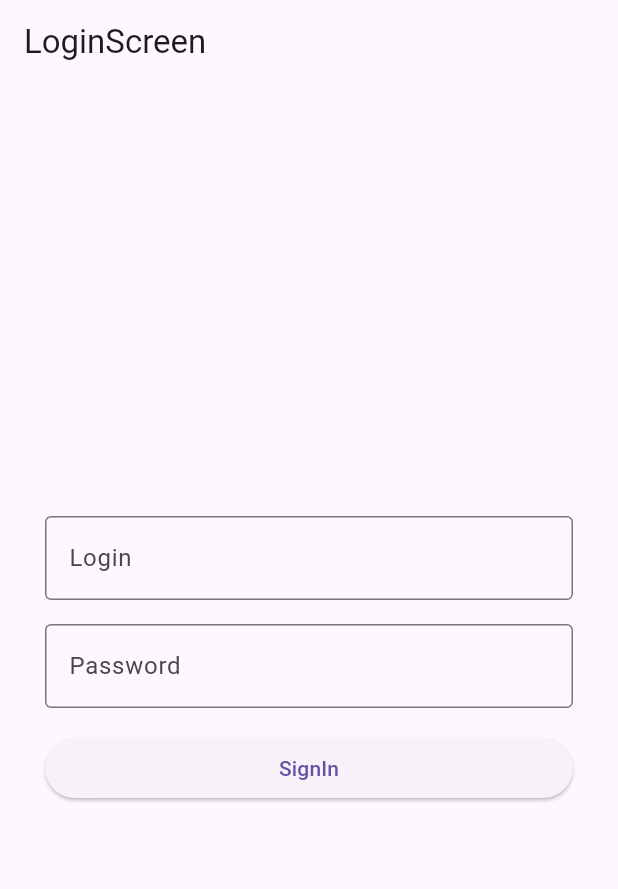
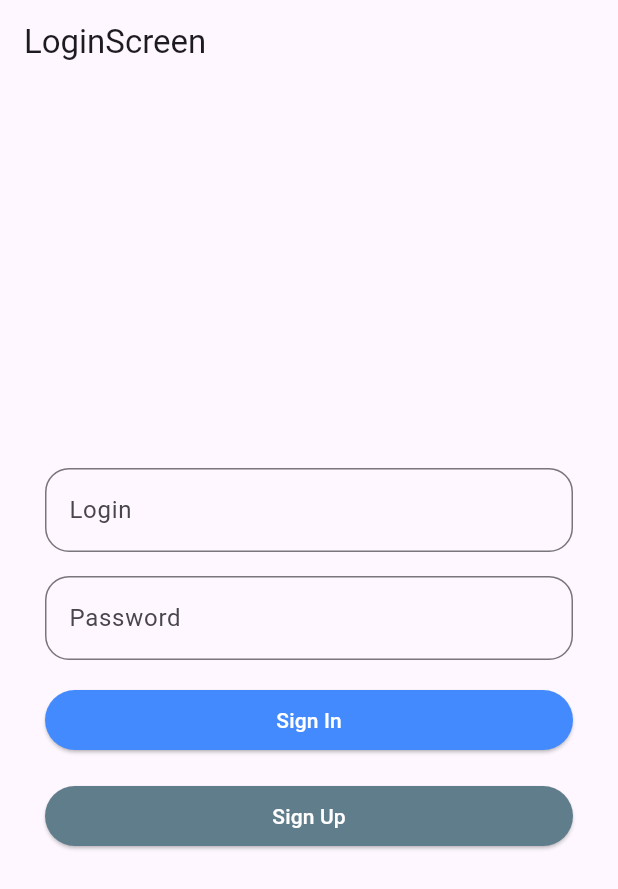
Before and after one commit to mikhailokarpenko/grpc_chat_ui, a Flutter app: the screen it shows after launch, on a phone screen of 412 x 824 dp. Shown: the top 889 px of the screen. Run offline on Flutter 3.47's test engine with Material 3 defaults, Android fonts, the phone set to English and light mode, and no system bars; our stand-ins replace flutter_bloc, freezed_annotation, get_it, injectable; missing offline and left inert: grpc, protobuf; statements that could not run were skipped.

Commit message:
login refactoring

```diff
--- /dev/null
+++ b/lib/app/ui/components/app_text_button.dart
@@ -0,0 +1,26 @@
+import 'package:flutter/material.dart';
+
+class AppTextButton extends StatelessWidget {
+  AppTextButton({
+    super.key,
+    required this.onPressed,
+    required this.text,
+    this.backgroundColor = Colors.blueAccent,
+  });
+
+  final VoidCallback onPressed;
+  final String text;
+  final Color backgroundColor;
+
+  @override
+  Widget build(BuildContext context) {
+    return ElevatedButton(
+        onPressed: onPressed,
+        style: ButtonStyle(
+            fixedSize: MaterialStateProperty.all<Size>(
+                const Size(double.maxFinite, 40)),
+            backgroundColor: MaterialStateProperty.all<Color>(backgroundColor),
+            foregroundColor: MaterialStateProperty.all<Color>(Colors.white)),
+        child: Text(text));
+  }
+}
--- /dev/null
+++ b/lib/app/ui/components/app_text_field.dart
@@ -0,0 +1,33 @@
+import 'package:flutter/material.dart';
+
+class AppTextField extends StatelessWidget {
+  const AppTextField(
+      {super.key,
+      required this.controller,
+      required this.labelText,
+      this.obscureText = false});
+
+  final TextEditingController controller;
+  final String labelText;
+  final bool obscureText;
+
+  @override
+  Widget build(BuildContext context) {
+    return TextFormField(
+      obscureText: obscureText,
+      validator: emptyValidator,
+      maxLines: 1,
+      controller: controller,
+      decoration: InputDecoration(
+          labelText: labelText,
+          border: OutlineInputBorder(borderRadius: BorderRadius.circular(16))),
+    );
+  }
+
+  String? emptyValidator(String? text) {
+    if (text?.isEmpty == true) {
+      return "Field is empty";
+    }
+    return null;
+  }
+}
--- a/lib/feature/auth/ui/login_screen.dart
+++ b/lib/feature/auth/ui/login_screen.dart
@@ -1,3 +1,5 @@
+import 'package:client_it/app/ui/components/app_text_button.dart';
+import 'package:client_it/app/ui/components/app_text_field.dart';
 import 'package:flutter/material.dart';
 
 class LoginScreen extends StatelessWidget {
@@ -21,32 +23,31 @@ class LoginScreen extends StatelessWidget {
             child: Column(
               mainAxisSize: MainAxisSize.min,
               children: [
-                TextFormField(
-                  validator: emptyValidator,
-                  maxLines: 1,
-                  controller: controllerLogin,
-                  decoration: const InputDecoration(
-                      labelText: "Login", border: OutlineInputBorder()),
+                AppTextField(controller: controllerLogin, labelText: "Login"),
+                const SizedBox(height: 16),
+                AppTextField(
+                    controller: controllerPassword,
+                    labelText: "Password",
+                    obscureText: true),
+                const SizedBox(height: 16),
+                AppTextButton(
+                  onPressed: () {
+                    if (formKey.currentState?.validate() == true) {
+                      print("OK");
+                    }
+                  },
+                  text: 'Sign In',
                 ),
                 const SizedBox(height: 16),
-                TextFormField(
-                  validator: emptyValidator,
-                  maxLines: 1,
-                  controller: controllerPassword,
-                  decoration: const InputDecoration(
-                      labelText: "Password", border: OutlineInputBorder()),
+                AppTextButton(
+                  backgroundColor: Colors.blueGrey,
+                  onPressed: () {
+                    if (formKey.currentState?.validate() == true) {
+                      print("OK");
+                    }
+                  },
+                  text: 'Sign Up',
                 ),
-                const SizedBox(height: 16),
-                ElevatedButton(
-                    onPressed: () {
-                      if (formKey.currentState?.validate() == true) {
-                        print("OK");
-                      }
-                    },
-                    style: ButtonStyle(
-                        fixedSize: MaterialStateProperty.all<Size>(
-                            const Size(double.maxFinite, 40))),
-                    child: const Text("SignIn")),
               ],
             ),
           ),
@@ -54,11 +55,4 @@ class LoginScreen extends StatelessWidget {
       ),
     );
   }
-
-  String? emptyValidator(String? text) {
-    if (text?.isEmpty == true) {
-      return "Field is empty";
-    }
-    return null;
-  }
 }
```
